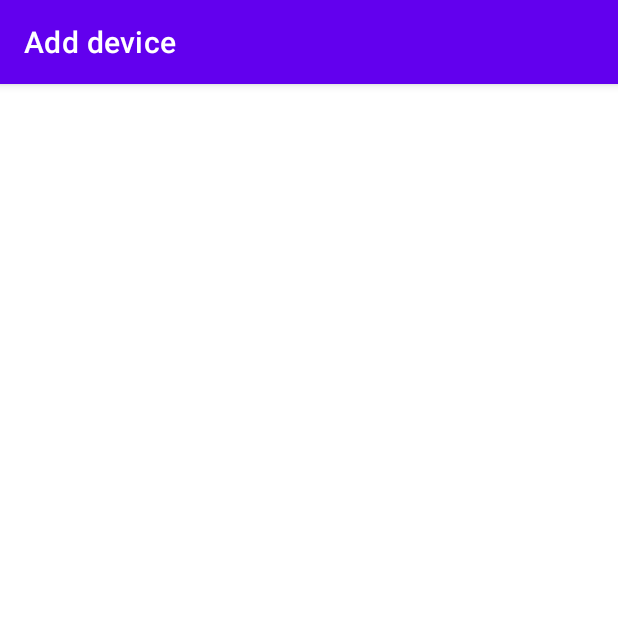
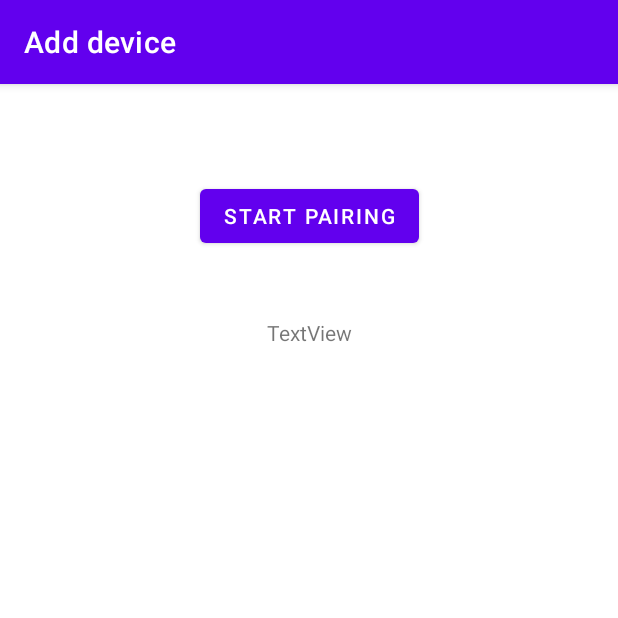
Before and after one commit to Sunricher-Android/telinkmeshsdk, an Android app: the AddDeviceActivity screen opened directly, with no data from a screen before it, on a phone screen of 412 x 824 dp, the top half of it. Run offline under Robolectric (Android 15) with nearby library versions, the phone set to English and light mode, and no system bars.

Commit message:
add device ok

```diff
--- a/app/src/main/java/com/sunricher/telinkblemesh/activity/AddDeviceActivity.java
+++ b/app/src/main/java/com/sunricher/telinkblemesh/activity/AddDeviceActivity.java
@@ -1,19 +1,84 @@
 package com.sunricher.telinkblemesh.activity;
 
-import androidx.appcompat.app.AppCompatActivity;
-
 import android.os.Bundle;
+import android.view.View;
+import android.widget.Button;
+import android.widget.TextView;
 
 import com.sunricher.telinkblemesh.R;
+import com.sunricher.telinkblemeshlib.MeshDevice;
+import com.sunricher.telinkblemeshlib.MeshManager;
 import com.sunricher.telinkblemeshlib.MeshNetwork;
+import com.sunricher.telinkblemeshlib.MeshPairingManager;
+
+import java.util.ArrayList;
+import java.util.HashSet;
+import java.util.List;
+import java.util.Set;
+
+import androidx.appcompat.app.AppCompatActivity;
 
 public class AddDeviceActivity extends AppCompatActivity {
 
     public static MeshNetwork network;
+    public static List<Integer> existList = new ArrayList<>();
+
+    private Set<Integer> newDeviceSet = new HashSet<>();
+
+    private Button startButton;
+    private TextView statusLabel;
 
     @Override
     protected void onCreate(Bundle savedInstanceState) {
         super.onCreate(savedInstanceState);
         setContentView(R.layout.activity_add_device);
+
+        startButton = findViewById(R.id.start_btn);
+        statusLabel = findViewById(R.id.status_label);
+
+        startButton.setOnClickListener(new View.OnClickListener() {
+            @Override
+            public void onClick(View view) {
+
+                newDeviceSet.clear();
+                statusLabel.setText("Pairing...");
+                MeshPairingManager.getInstance().startPairing(network, AddDeviceActivity.this.getApplication(), new MeshPairingManager.Callback() {
+
+                    @Override
+                    public void pairingFailed(MeshPairingManager manager, MeshPairingManager.FailedReason reason) {
+                        statusLabel.setText("Pairing failed " + reason);
+                    }
+
+                    @Override
+                    public void didAddNewDevices(MeshPairingManager manager, ArrayList<MeshDevice> meshDevices) {
+                        for (MeshDevice device : meshDevices) {
+                            if (existList.contains(device.getAddress())) {
+                                continue;
+                            }
+                            newDeviceSet.add(device.getAddress());
+                        }
+                        statusLabel.setText("Did add new devices " + newDeviceSet.size());
+                    }
+
+                    @Override
+                    public void didUpdateProgress(MeshPairingManager manager, double progress) {
+                        statusLabel.setText("didUpdateProgress " + progress);
+                    }
+
+                    @Override
+                    public void didFinishPairing(MeshPairingManager manager) {
+                        statusLabel.setText("finish pairing, add devices " + newDeviceSet.size());
+                    }
+                });
+            }
+        });
     }
+
+    @Override
+    protected void onDestroy() {
+        super.onDestroy();
+
+        MeshManager.getInstance().disconnect(false);
+    }
+
 }
--- a/app/src/main/java/com/sunricher/telinkblemesh/activity/DefaultNetworkActivity.java
+++ b/app/src/main/java/com/sunricher/telinkblemesh/activity/DefaultNetworkActivity.java
@@ -162,4 +162,10 @@ public class DefaultNetworkActivity extends AppCompatActivity {
         }
     }
 
+    @Override
+    protected void onDestroy() {
+        super.onDestroy();
+
+        MeshManager.getInstance().disconnect(false);
+    }
 }
--- a/app/src/main/java/com/sunricher/telinkblemesh/adapter/DefaultNetworkAdapter.java
+++ b/app/src/main/java/com/sunricher/telinkblemesh/adapter/DefaultNetworkAdapter.java
@@ -126,4 +126,8 @@ public class DefaultNetworkAdapter extends RecyclerView.Adapter<DefaultNetworkAd
     public void setClickListener(OnClickListener clickListener) {
         this.clickListener = clickListener;
     }
+
+    public ArrayList<MyDevice> getDevices() {
+        return devices;
+    }
 }
--- a/app/src/main/res/layout/activity_add_device.xml
+++ b/app/src/main/res/layout/activity_add_device.xml
@@ -6,4 +6,23 @@
     android:layout_height="match_parent"
     tools:context=".activity.AddDeviceActivity">
 
+    <Button
+        android:id="@+id/start_btn"
+        android:layout_width="wrap_content"
+        android:layout_height="wrap_content"
+        android:layout_marginTop="64dp"
+        android:text="Start pairing"
+        app:layout_constraintEnd_toEndOf="parent"
+        app:layout_constraintStart_toStartOf="parent"
+        app:layout_constraintTop_toTopOf="parent" />
+
+    <TextView
+        android:id="@+id/status_label"
+        android:layout_width="wrap_content"
+        android:layout_height="wrap_content"
+        android:layout_marginTop="44dp"
+        android:text="TextView"
+        app:layout_constraintEnd_toEndOf="parent"
+        app:layout_constraintStart_toStartOf="parent"
+        app:layout_constraintTop_toBottomOf="@+id/start_btn" />
 </androidx.constraintlayout.widget.ConstraintLayout>
```
Also changed, not shown: app/src/main/java/com/sunricher/telinkblemesh/activity/AndroidTelinkActivity.java (+17 -29 lines), 1 other file.
